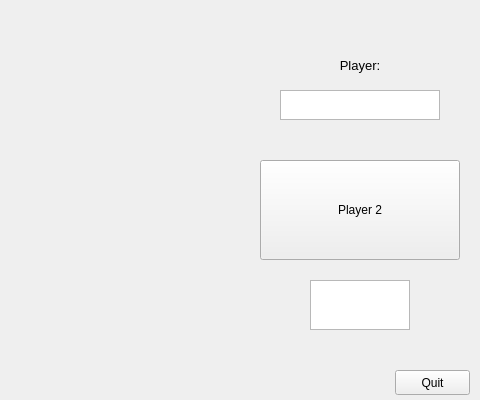
Before: the Qt Designer form scoring/ui/scoreboard_display.ui in kparlak/dart-scoring-system, drawn with Qt 5; both pictures show x 320 to 800 and y 0 to 400 of the 800 by 400 pixel window.
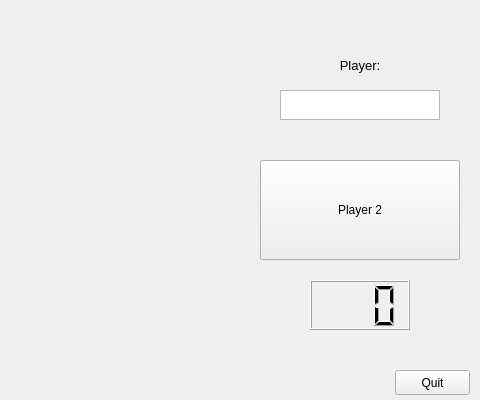
After: the same form once the commit is applied.

Diff of the .ui file:
```diff
--- a/scoring/ui/scoreboard_display.ui
+++ b/scoring/ui/scoreboard_display.ui
@@ -105,24 +105,6 @@
      <bool>true</bool>
     </property>
    </widget>
-   <widget class="QTextEdit" name="player2ScoreOutput">
-    <property name="geometry">
-     <rect>
-      <x>630</x>
-      <y>280</y>
-      <width>100</width>
-      <height>50</height>
-     </rect>
-    </property>
-    <property name="font">
-     <font>
-      <pointsize>10</pointsize>
-     </font>
-    </property>
-    <property name="readOnly">
-     <bool>true</bool>
-    </property>
-   </widget>
    <widget class="QLabel" name="player2Label">
     <property name="geometry">
      <rect>
@@ -178,6 +160,22 @@
      <number>3</number>
     </property>
    </widget>
+   <widget class="QLCDNumber" name="player2Score">
+    <property name="geometry">
+     <rect>
+      <x>630</x>
+      <y>280</y>
+      <width>100</width>
+      <height>50</height>
+     </rect>
+    </property>
+    <property name="smallDecimalPoint">
+     <bool>false</bool>
+    </property>
+    <property name="digitCount">
+     <number>3</number>
+    </property>
+   </widget>
   </widget>
  </widget>
  <resources/>
```
